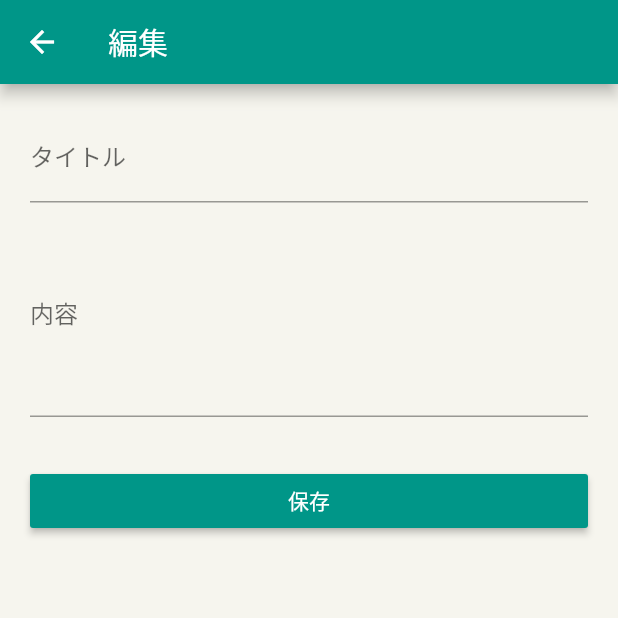
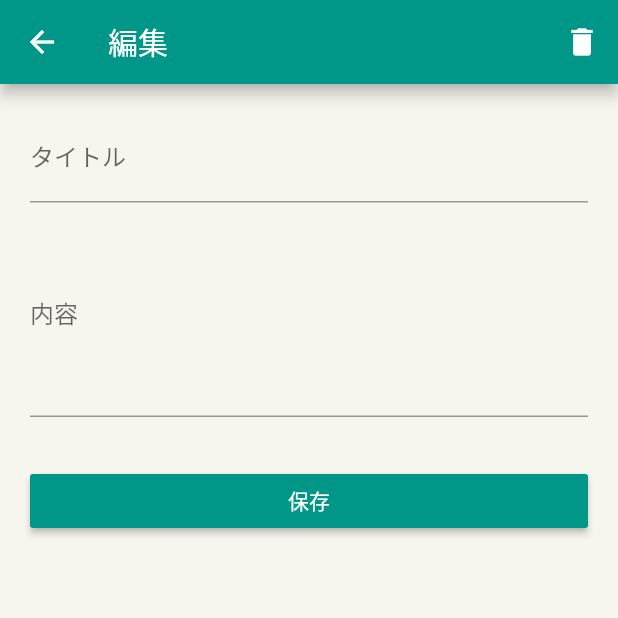
Before and after one commit to Channelsu/todo, a Flutter app: the EditTodoPage screen opened directly with empty values, on a phone screen of 412 x 824 dp, the top half of it. Run offline on Flutter 3.47's test engine with Material 2 defaults, Android fonts, the phone set to English and light mode, and no system bars; our stand-ins replace flutter_slidable.

Commit message:
todo編集ページにdeleteボタン実装

```diff
--- a/lib/page/edit_todo_page.dart
+++ b/lib/page/edit_todo_page.dart
@@ -31,6 +31,16 @@ class _EditTodoPageState extends State<EditTodoPage> {
   Widget build(BuildContext context) => Scaffold(
     appBar: AppBar(
       title: Text('編集'),
+      actions: [
+        IconButton(
+          icon: Icon(Icons.delete),
+          onPressed: () {
+            final provider = Provider.of<TodosProvider>(context, listen: false);
+            provider.removeTodo(widget.todo);
+            Navigator.of(context).pop();
+          },
+        )
+      ],
     ),
     body: Padding(
       padding: const EdgeInsets.all(20),
```
